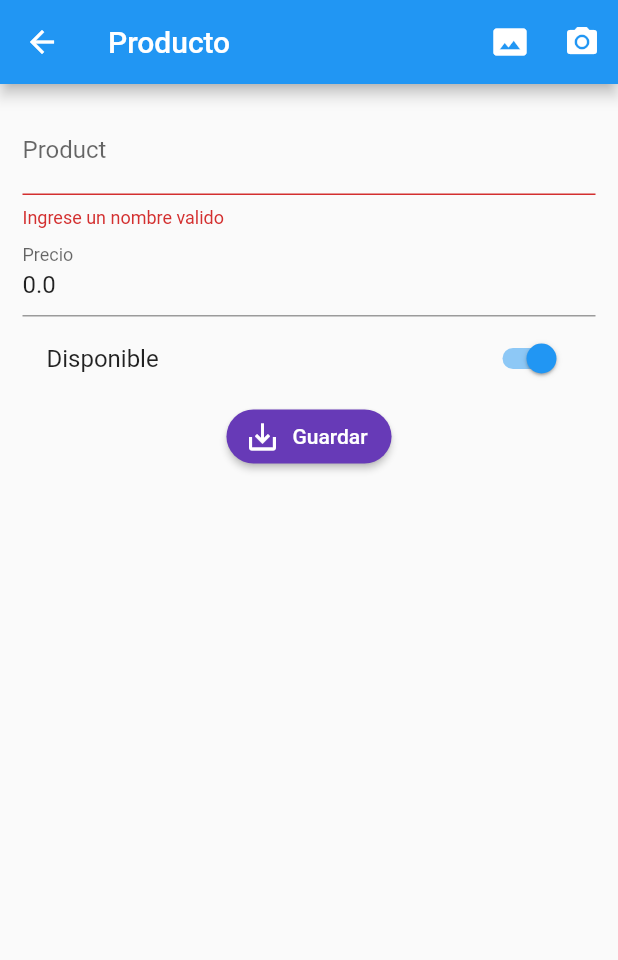
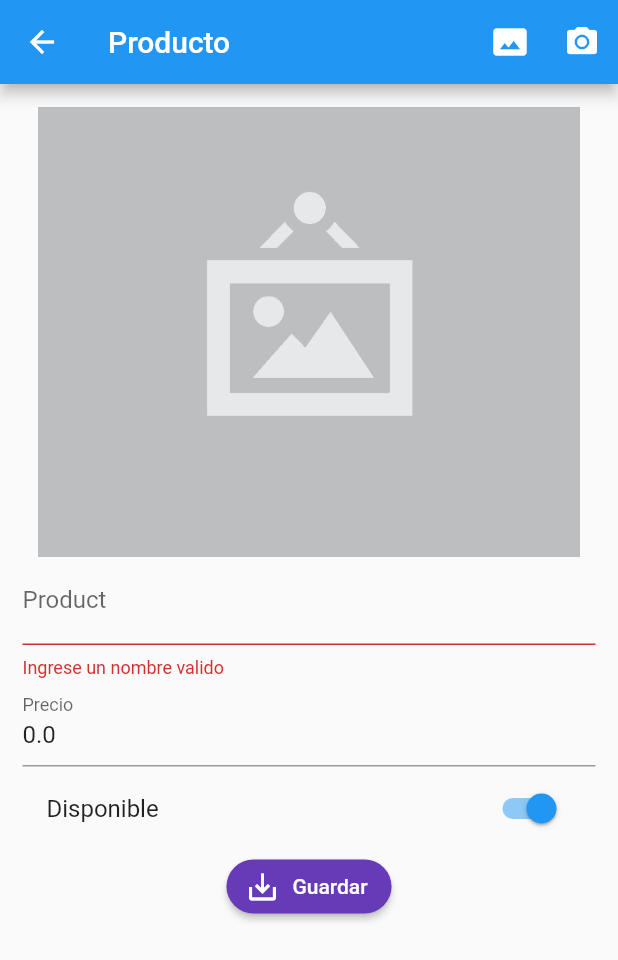
Before and after one commit to julianfrancodev/bloc-forms-flutter, a Flutter app: the ProductPage screen opened by its route, after a tap on "Guardar", after a tap on the "photo size select actual" icon, on a phone screen of 412 x 824 dp. Shown: the top 960 px of the screen. Run offline on Flutter 3.47's test engine with Material 2 defaults, Android fonts, the phone set to English and light mode, and no system bars; our stand-ins replace image_picker, rxdart; missing offline and left inert: mime_type; network calls fail.

```diff
--- a/lib/src/pages/product_page.dart
+++ b/lib/src/pages/product_page.dart
@@ -1,8 +1,11 @@
+import 'dart:io';
+
 import 'package:bloc_validate_forms/src/models/product_model.dart';
 import 'package:bloc_validate_forms/src/providers/products_provider.dart';
 import 'package:bloc_validate_forms/src/utils/utils.dart';
 import 'package:flutter/cupertino.dart';
 import 'package:flutter/material.dart';
+import 'package:image_picker/image_picker.dart';
 
 class ProductPage extends StatefulWidget {
   @override
@@ -16,6 +19,9 @@ class _ProductPageState extends State<ProductPage> {
 
   ProductoModel producto = new ProductoModel();
   final productProvider = new ProductsProvider();
+
+  File _image;
+  final picker = ImagePicker();
 
 
   @override
@@ -32,8 +38,8 @@ class _ProductPageState extends State<ProductPage> {
         title: Text('Producto'),
         actions: [
           IconButton(
-              icon: Icon(Icons.photo_size_select_actual), onPressed: () {}),
-          IconButton(icon: Icon(Icons.camera_alt), onPressed: () {}),
+              icon: Icon(Icons.photo_size_select_actual), onPressed: _selectPhoto),
+          IconButton(icon: Icon(Icons.camera_alt), onPressed: _takePhoto),
         ],
       ),
       body: SingleChildScrollView(
@@ -43,6 +49,7 @@ class _ProductPageState extends State<ProductPage> {
             key: formKey,
             child: Column(
               children: [
+                _showPhoto(),
                 _renderName(),
                 _renderPrice(),
                 _renderEnabled(),
@@ -111,11 +118,15 @@ class _ProductPageState extends State<ProductPage> {
     );
   }
 
-  void _submit() {
+  void _submit() async{
     if (!formKey.currentState.validate()) return;
     formKey.currentState.save();
 
     setState(() {_saving = true;});
+
+    if(_image !=null){
+     producto.fotoUrl = await productProvider.uploadImage(_image);
+    }
 
     if(producto.id == null){
       productProvider.createProduct(producto);
@@ -136,4 +147,53 @@ class _ProductPageState extends State<ProductPage> {
 
     scaffoldKey.currentState.showSnackBar(snack);
   }
+  Widget _showPhoto(){
+    if(producto.fotoUrl != null){
+      return FadeInImage(
+        image: NetworkImage(producto.fotoUrl),
+        placeholder: AssetImage('assets/images/jar-loading.gif'),
+        height: 300,
+        fit: BoxFit.contain,
+      );
+    }else{
+      return Image(
+        image: AssetImage(_image?.path ?? 'assets/images/no-image.png'),
+        height: 300,
+        fit: BoxFit.cover
+      );
+    }
+  }
+
+
+  _selectPhoto() async{
+    final pickeFile = await picker.getImage(source: ImageSource.gallery);
+
+    if(_image != null){
+      producto.fotoUrl = null;
+    }
+
+    setState(() {
+      if(pickeFile != null){
+        _image = File(pickeFile.path);
+
+      }else{
+        print('No image selected');
+      }
+    });
+  }
+
+  _takePhoto() async{
+    final pickeFile = await picker.getImage(source: ImageSource.camera);
+    if(_image != null){
+      producto.fotoUrl = null;
+    }
+    setState(() {
+      if(pickeFile != null){
+        _image = File(pickeFile.path);
+
+      }else{
+        print('No image selected');
+      }
+    });
+  }
 }
```
Also changed, not shown: lib/src/pages/SecondPage.dart (+23 -6 lines), lib/src/providers/products_provider.dart (+30 -4 lines), pubspec.yaml (+4 -3 lines), assets/images/jar-loading.gif (added), assets/images/no-image.png (added), pubspec.lock.
